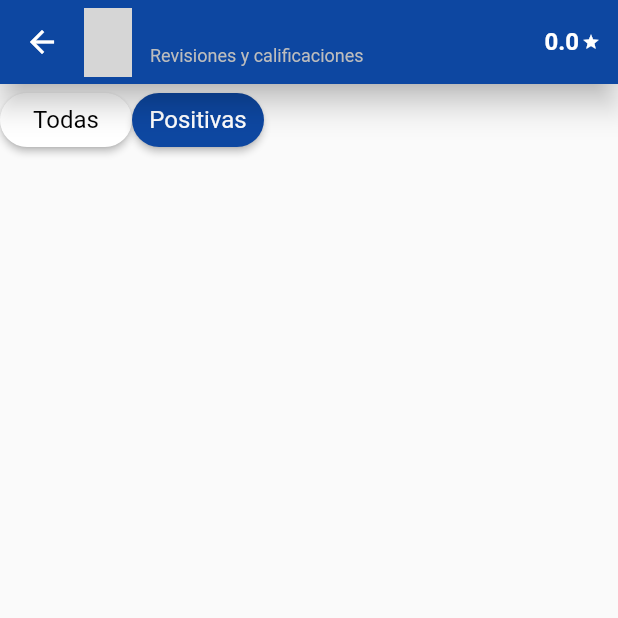
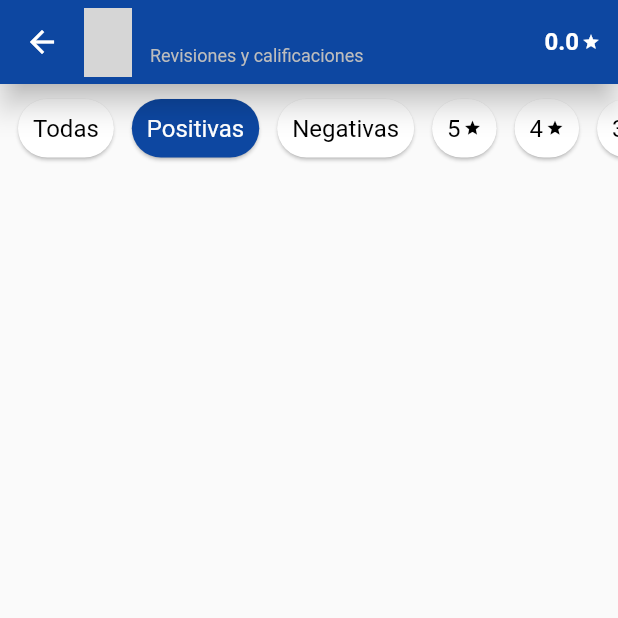
Before and after one commit to miguelgalindez/biblio, a Flutter app: the BookAllReviews screen opened directly with empty values, on a phone screen of 412 x 824 dp, the top half of it. Run offline on Flutter 3.47's test engine with Material 2 defaults, Android fonts, the phone set to English and light mode, and no system bars; our stand-ins replace percent_indicator, photo_view, smooth_star_rating; network calls fail; grey boxes are pictures that could not be loaded.

Commit message:
[Rating-and-reviews] Clickable chips added to create filters for rating and reviews list

```diff
--- a/lib/components/clickableChip.dart
+++ b/lib/components/clickableChip.dart
@@ -2,39 +2,56 @@ import 'package:flutter/material.dart';
 
 class ClickableChip extends StatelessWidget {
   final Color backgroundColor;
-  final Color textColor;
+  final Color initialTextColor;
   final Color clickedBackgroundColor;
   final Color clickedTextColor;
   final bool clicked;
-  final String text;
+  final Widget child;
   final Function onTap;
+  final EdgeInsetsGeometry margin;
+  final EdgeInsetsGeometry padding;
 
   ClickableChip(
       {this.backgroundColor = Colors.white,
-      this.textColor = Colors.black,
+      this.initialTextColor = Colors.black,
       this.clickedBackgroundColor,
       this.clickedTextColor = Colors.white,
       this.clicked = false,
-      @required this.text,
-      @required this.onTap});
+      @required this.child,
+      @required this.onTap,
+      this.margin,
+      this.padding});
 
   @override
   Widget build(BuildContext context) {
-    return RaisedButton(
-      shape: new RoundedRectangleBorder(
-        borderRadius: new BorderRadius.circular(30.0),
+    BorderRadius borderRadius = BorderRadius.circular(30.0);
+    Color textColor = clicked ? clickedTextColor : initialTextColor;
+    TextStyle textStyle = Theme.of(context).textTheme.subhead.copyWith(
+          color: textColor,
+          fontWeight: FontWeight.normal,
+        );
+
+    return Card(
+      margin: EdgeInsets.only(left: 12.0),
+      shape: RoundedRectangleBorder(
+        borderRadius: borderRadius,
       ),
       color: clicked ? clickedBackgroundColor : backgroundColor,
-      splashColor: clicked ? backgroundColor : clickedBackgroundColor,
-      padding: EdgeInsets.all(0.0),
-      child: Text(
-        text,
-        style: Theme.of(context).textTheme.subhead.copyWith(
-              color: clicked ? clickedTextColor : textColor,
-              fontWeight: FontWeight.normal,
+      child: InkWell(
+        splashColor: clicked ? backgroundColor : clickedBackgroundColor,
+        borderRadius: borderRadius,
+        onTap: onTap,
+        child: Padding(
+          padding: EdgeInsets.all(10.0),
+          child: IconTheme(
+            data: IconThemeData(color: textColor),
+            child: DefaultTextStyle(
+              style: textStyle,
+              child: child,
             ),
+          ),
+        ),
       ),
-      onPressed: onTap,
     );
   }
 }
--- a/lib/screens/details/bookAllReviews.dart
+++ b/lib/screens/details/bookAllReviews.dart
@@ -3,14 +3,27 @@ import 'package:biblio/models/book.dart';
 import 'package:biblio/components/book/bookThumbnail.dart';
 import 'package:biblio/components/customListTile.dart';
 import 'package:biblio/components/clickableChip.dart';
-import 'package:biblio/models/appConfig.dart';
 
 class BookAllReviews extends StatelessWidget {
   final Book book;
 
   BookAllReviews({@required this.book});
 
-  Widget _getRatingWidget(TextStyle ratingTextStyle, Color ratingTextColor) {
+  Widget _getStarWidget(int numberOfStar) {
+    return Row(
+      children: <Widget>[
+        Text(numberOfStar.toString()),
+        SizedBox(width: 2),
+        Icon(
+          Icons.star,
+          size: 12.0,
+        ),
+      ],
+    );
+  }
+
+  Widget _getBookAverageRatingWidget(
+      TextStyle ratingTextStyle, Color ratingTextColor) {
     if (book.averageRating != null) {
       return Row(
         children: <Widget>[
@@ -66,7 +79,7 @@ class BookAllReviews extends StatelessWidget {
           overflow: TextOverflow.ellipsis,
           style: subTitleTextStyle,
         ),
-        trailing: _getRatingWidget(ratingTextStyle, ratingTextColor),
+        trailing: _getBookAverageRatingWidget(ratingTextStyle, ratingTextColor),
       ),
     );
   }
@@ -78,6 +91,8 @@ class BookAllReviews extends StatelessWidget {
       print("Chip tapped");
     };
 
+    const EdgeInsetsGeometry chipLeftMargin = EdgeInsets.only(left: 8.0);
+
     return Scaffold(
       body: CustomScrollView(
         slivers: <Widget>[
@@ -86,18 +101,62 @@ class BookAllReviews extends StatelessWidget {
             child: SingleChildScrollView(
               scrollDirection: Axis.horizontal,
               child: Container(
+                margin: EdgeInsets.symmetric(vertical: 10.0),
                 child: Row(
                   children: <Widget>[
                     ClickableChip(
                       clickedBackgroundColor: primaryColor,
-                      text: "Todas",
+                      child: Text("Todas"),
                       onTap: onChipTapped,
                     ),
                     ClickableChip(
                       clickedBackgroundColor: primaryColor,
-                      text: "Positivas",
+                      child: Text("Positivas"),
                       onTap: onChipTapped,
                       clicked: true,
+                      margin: chipLeftMargin,
+                    ),
+                    ClickableChip(
+                      clickedBackgroundColor: primaryColor,
+                      child: Text("Negativas"),
+                      onTap: onChipTapped,
+                      clicked: false,
+                      margin: chipLeftMargin,
+                    ),
+                    ClickableChip(
+                      clickedBackgroundColor: primaryColor,
+                      child: _getStarWidget(5),
+                      onTap: onChipTapped,
+                      clicked: false,
+                      margin: chipLeftMargin,
+                    ),
+                    ClickableChip(
+                      clickedBackgroundColor: primaryColor,
+                      child: _getStarWidget(4),
+                      onTap: onChipTapped,
+                      clicked: false,
+                      margin: chipLeftMargin,
+                    ),
+                    ClickableChip(
+                      clickedBackgroundColor: primaryColor,
+                      child: _getStarWidget(3),
+                      onTap: onChipTapped,
+                      clicked: false,
+                      margin: chipLeftMargin,
+                    ),
+                    ClickableChip(
+                      clickedBackgroundColor: primaryColor,
+                      child: _getStarWidget(2),
+                      onTap: onChipTapped,
+                      clicked: false,
+                      margin: chipLeftMargin,
+                    ),
+                    ClickableChip(
+                      clickedBackgroundColor: primaryColor,
+                      child: _getStarWidget(1),
+                      onTap: onChipTapped,
+                      clicked: false,
+                      margin: chipLeftMargin,
                     ),
                   ],
                 ),
```
